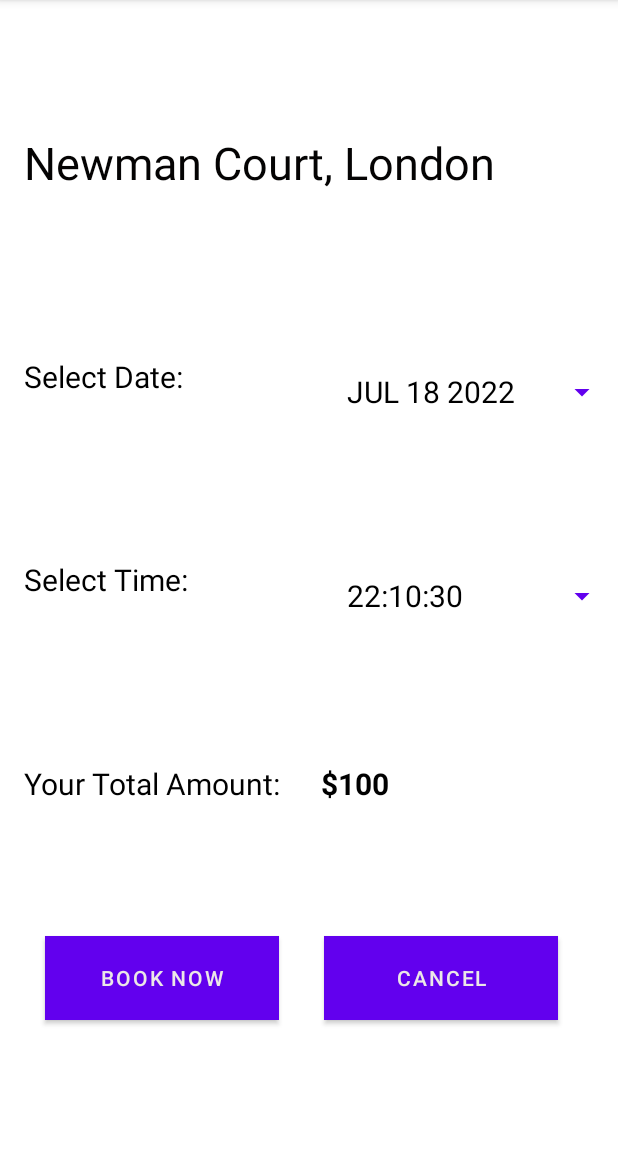
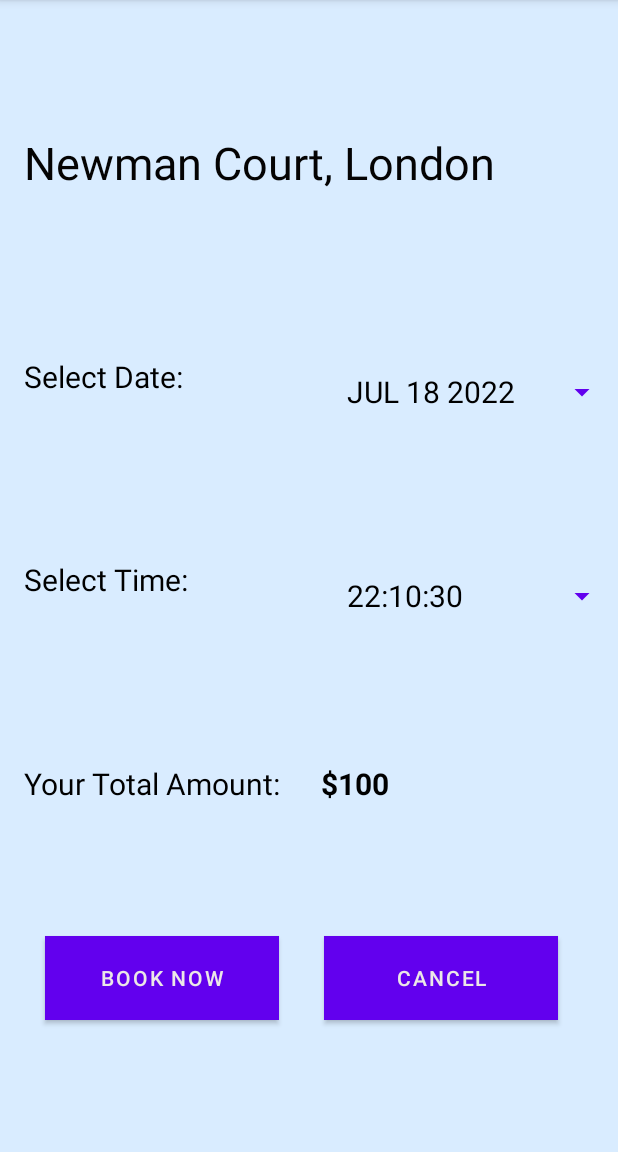
Before and after one commit to anoopbenny2022/GamesOn, an Android app: the BookingCourt screen opened directly, with no data from a screen before it, on a phone screen of 412 x 824 dp, the part 84-1236 px from its top. Run offline under Robolectric (Android 15) with nearby library versions, the phone set to English and light mode, and no system bars; libraries missing offline, so code that uses them is left out: com.razorpay; Roboto replaces fonts that are not available here.

Commit message:
Changed booking court screen and court details screen back ground

```diff
--- a/app/src/main/res/layout/activity_booking_court2.xml
+++ b/app/src/main/res/layout/activity_booking_court2.xml
@@ -4,6 +4,8 @@
     xmlns:tools="http://schemas.android.com/tools"
     android:layout_width="match_parent"
     android:layout_height="match_parent"
+    android:background="#D9ECFF"
+    android:backgroundTint="#D9ECFF"
     android:textAlignment="center"
     tools:context=".BookingCourt">
 
```
